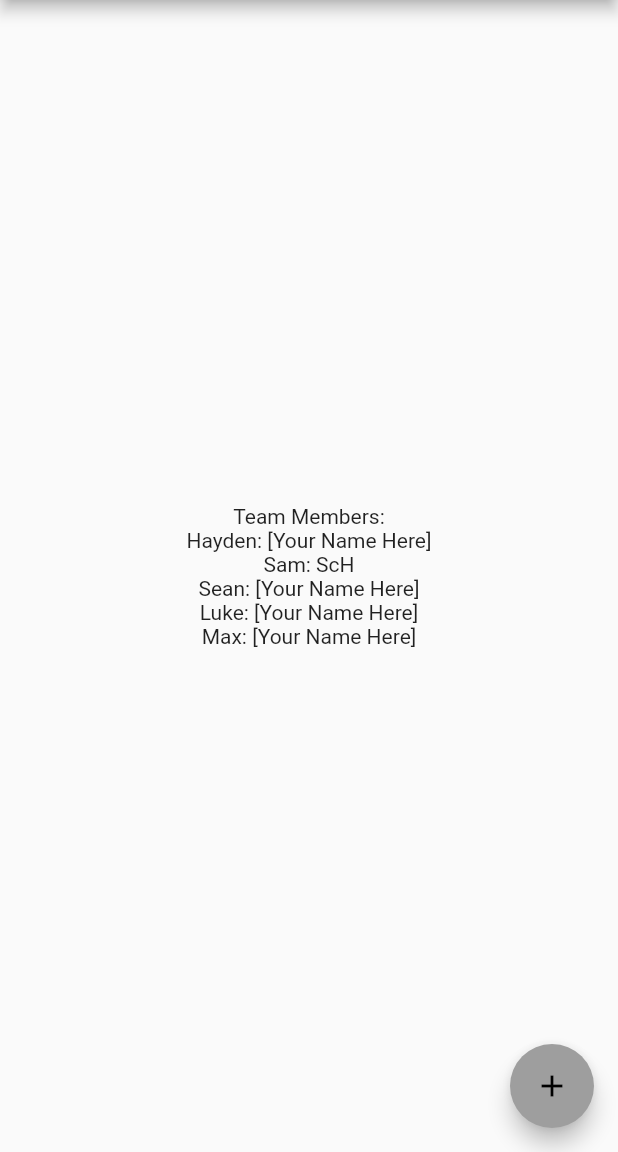
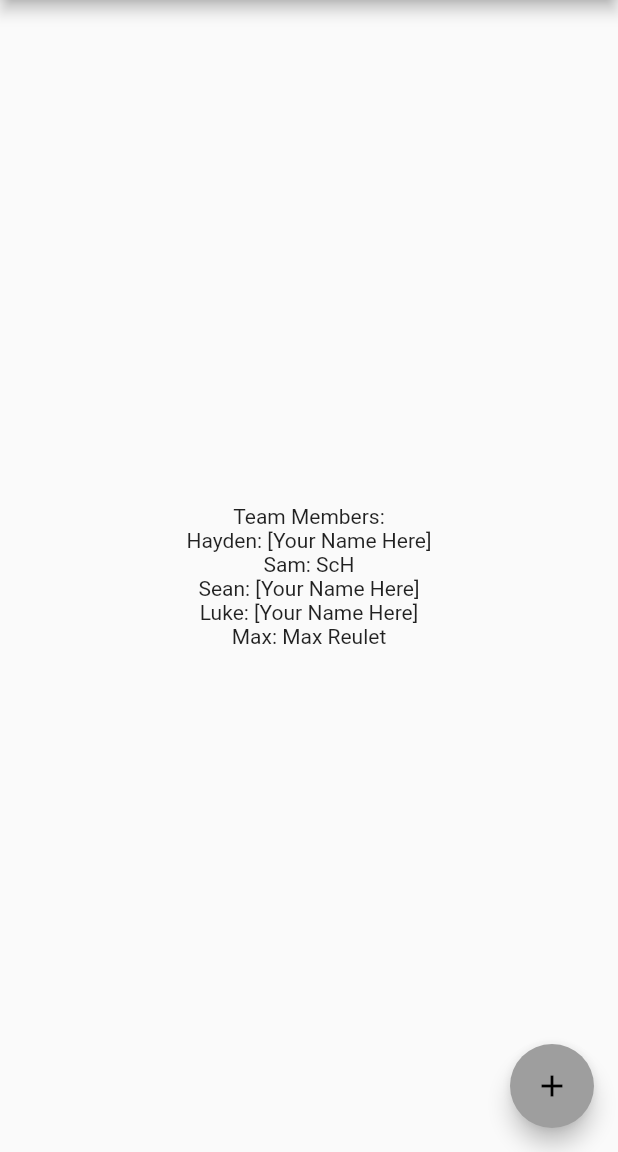
Before and after one commit to 70803-Dev-Team/CourtSide, a Flutter app: the screen it shows after launch, on a phone screen of 412 x 824 dp, the part 84-1236 px from its top. Run offline on Flutter 3.47's test engine with Material 2 defaults, Android fonts, the light colour scheme and no system bars.

Commit message:
Update main.dart

```diff
--- a/lib/main.dart
+++ b/lib/main.dart
@@ -111,7 +111,7 @@ class _MyHomePageState extends State<MyHomePage> {
               'Luke: [Your Name Here]',
             ),
             Text(
-              'Max: [Your Name Here]',
+              'Max: Max Reulet',
             ),
           ],
         ),
```
